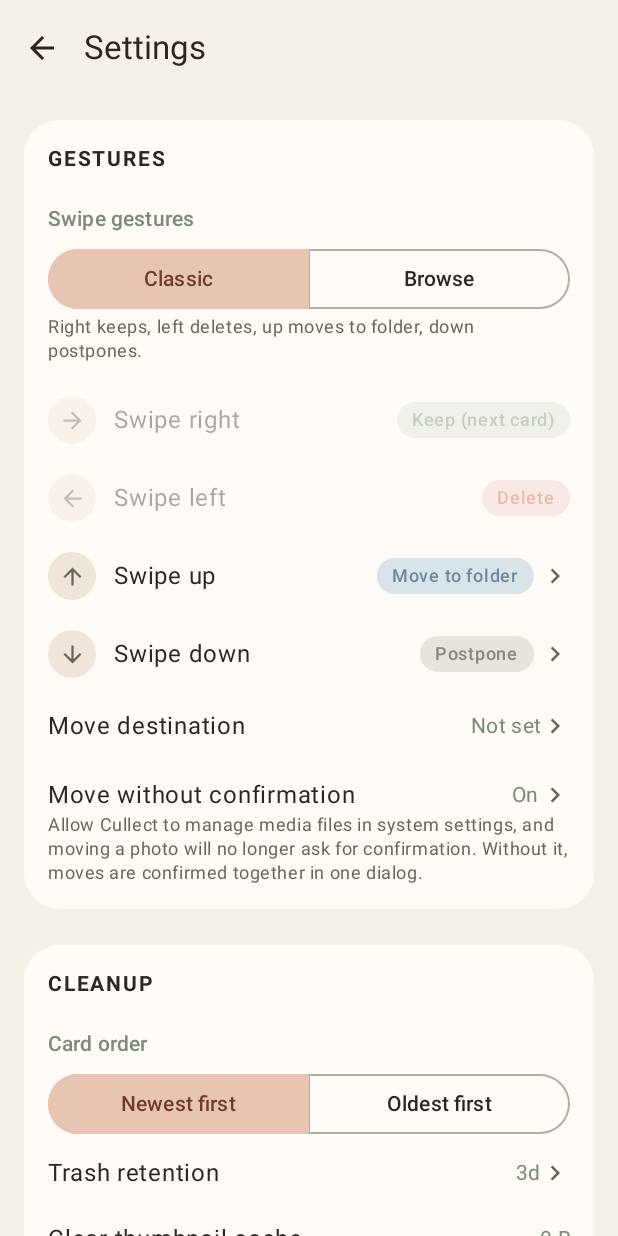
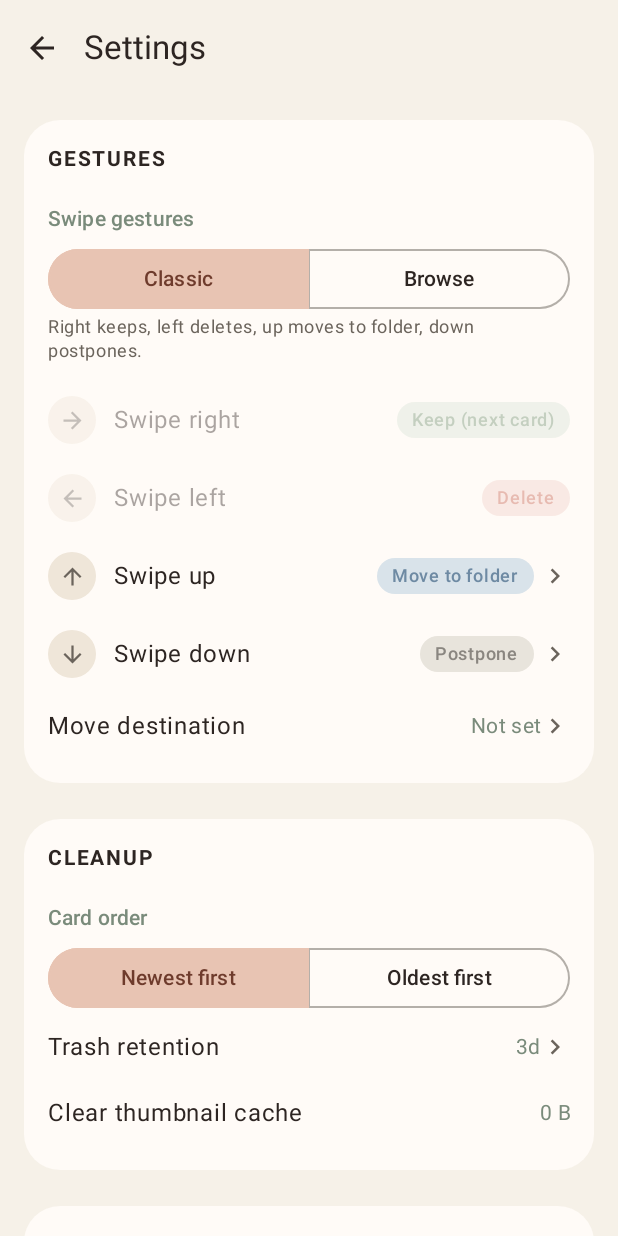
Before and after one commit to inikonoff/Roomie, an Android app built with Jetpack Compose: the SettingsScreen screen opened through its navigation route, on a phone screen of 412 x 824 dp. Run offline under Robolectric (Android 15) with nearby library versions, the phone set to English and light mode, and no system bars; libraries missing offline, so code that uses them is left out: coil3.video.

Commit message:
Move only at the end of a session: drop MANAGE_MEDIA, the toggle row and the 25-file trigger
On a Honor X6c (Android 15) the media-management switch changed nothing: the system asks on
leaving the session with or without it, and a direct write is refused. Moves are now queued
while sorting and confirmed once, when the stack ends or the user leaves it (and for a queue a
killed app left behind, at the next start). Removes the permission, the Settings row and its
strings, the delayed silent flush and the 25-file batch trigger.

Co-Authored-By: Claude Sonnet 5.5 <noreply@anthropic.com>
Claude-Session: https://claude.ai/code/session_01Cxb7A9Ynf6HXgbWodev9Uy

```diff
--- a/app/src/main/java/com/cullect/app/ui/screens/settings/SettingsScreen.kt
+++ b/app/src/main/java/com/cullect/app/ui/screens/settings/SettingsScreen.kt
@@ -1,11 +1,7 @@
 package com.cullect.app.ui.screens.settings
 
-import android.content.ActivityNotFoundException
-import android.content.Intent
 import android.net.Uri
 import android.os.Build
-import android.provider.MediaStore
-import android.provider.Settings
 import androidx.compose.foundation.background
 import androidx.compose.foundation.clickable
 import androidx.compose.foundation.layout.Box
@@ -55,7 +51,6 @@ import androidx.compose.material3.TextButton
 import androidx.compose.material3.TopAppBar
 import androidx.compose.material3.TopAppBarDefaults
 import androidx.compose.runtime.Composable
-import androidx.compose.runtime.DisposableEffect
 import androidx.compose.runtime.LaunchedEffect
 import androidx.compose.runtime.collectAsState
 import androidx.compose.runtime.getValue
@@ -69,14 +64,11 @@ import androidx.compose.ui.draw.clip
 import androidx.compose.ui.graphics.Color
 import androidx.compose.ui.graphics.vector.ImageVector
 import androidx.compose.ui.platform.LocalContext
-import androidx.compose.ui.platform.LocalLifecycleOwner
 import androidx.compose.ui.text.font.FontWeight
 import androidx.compose.ui.text.style.TextAlign
 import androidx.compose.ui.text.style.TextOverflow
 import androidx.compose.ui.unit.dp
 import androidx.compose.ui.unit.sp
-import androidx.lifecycle.Lifecycle
-import androidx.lifecycle.LifecycleEventObserver
 import com.cullect.app.data.media.GalleryFolder
 import com.cullect.app.data.media.SortOrder
 import com.cullect.app.data.settings.CardAnimationStyle
@@ -208,7 +200,6 @@ fun SettingsScreen(
                     onSelected = viewModel::setMoveToFolder,
                     onCreate = viewModel::createMoveToFolder,
                 )
-                if (Build.VERSION.SDK_INT >= Build.VERSION_CODES.S) ManageMediaRow(strings)
             }
 
             Spacer(modifier = Modifier.height(24.dp))
@@ -804,50 +795,6 @@ private fun MoveToFolderRow(
     }
 }
 
-/** Opens the system "Media management apps" screen for Cullect (Android 12+). While it's on, a move
- *  needs no confirmation dialog at all; the row's state is re-read whenever the user comes back. */
-@Composable
-private fun ManageMediaRow(strings: AppStrings) {
-    val context = LocalContext.current
-    var allowed by remember { mutableStateOf(MediaStore.canManageMedia(context)) }
-    val lifecycleOwner = LocalLifecycleOwner.current
-    DisposableEffect(lifecycleOwner) {
-        val observer = LifecycleEventObserver { _, event ->
-            if (event == Lifecycle.Event.ON_RESUME) allowed = MediaStore.canManageMedia(context)
-        }
-        lifecycleOwner.lifecycle.addObserver(observer)
-        onDispose { lifecycleOwner.lifecycle.removeObserver(observer) }
-    }
-    Column(
-        modifier = Modifier
-            .fillMaxWidth()
-            .clickable {
-                val uri = Uri.parse("package:${context.packageName}")
-                try {
-                    context.startActivity(Intent(Settings.ACTION_REQUEST_MANAGE_MEDIA, uri))
-                } catch (_: ActivityNotFoundException) {
-                    context.startActivity(Intent(Settings.ACTION_APPLICATION_DETAILS_SETTINGS, uri))
-                }
-            }
-            .padding(top = 12.dp),
-    ) {
-        Row(verticalAlignment = Alignment.CenterVertically) {
-            Text(strings.manageMediaTitle, style = MaterialTheme.typography.bodyLarge, modifier = Modifier.weight(1f))
-            Text(
-                if (allowed) strings.manageMediaOn else strings.manageMediaOff,
-                style = MaterialTheme.typography.bodyMedium,
-                color = MaterialTheme.colorScheme.secondary,
-            )
-            ChevronIcon()
-        }
-        Text(
-            strings.manageMediaHint,
-            style = MaterialTheme.typography.bodySmall,
-            color = MaterialTheme.colorScheme.onSurfaceVariant,
-        )
-    }
-}
-
 @Composable
 private fun NewFolderDialog(strings: AppStrings, onDismiss: () -> Unit, onCreate: (String) -> Unit) {
     var name by remember { mutableStateOf("") }
--- a/app/src/main/java/com/cullect/app/ui/strings/AppStrings.kt
+++ b/app/src/main/java/com/cullect/app/ui/strings/AppStrings.kt
@@ -102,10 +102,6 @@ interface AppStrings {
     val moveToFolderDestination: String
     val notSet: String
     val chooseAFolder: String
-    val manageMediaTitle: String
-    val manageMediaHint: String
-    val manageMediaOn: String
-    val manageMediaOff: String
     val newFolder: String
     val newFolderName: String
     val newFolderInParent: String
@@ -243,10 +239,6 @@ object EnglishStrings : AppStrings {
     override val moveToFolderDestination = "Move destination"
     override val notSet = "Not set"
     override val chooseAFolder = "Choose a folder"
-    override val manageMediaTitle = "Move without confirmation"
-    override val manageMediaHint = "Allow Cullect to manage media files in system settings, and moving a photo will no longer ask for confirmation. Without it, moves are confirmed together in one dialog."
-    override val manageMediaOn = "On"
-    override val manageMediaOff = "Off"
     override val newFolder = "New folder"
     override val newFolderName = "Folder name"
     override val newFolderInParent = "Created inside DCIM (photos and videos both go there)"
@@ -382,10 +374,6 @@ object RussianStrings : AppStrings {
     override val moveToFolderDestination = "Папка для переноса"
     override val notSet = "Не задано"
     override val chooseAFolder = "Выберите папку"
-    override val manageMediaTitle = "Перемещать без подтверждения"
-    override val manageMediaHint = "Разрешите Cullect управлять медиафайлами в настройках системы, и перемещение фото больше не будет запрашивать подтверждение. Без этого перемещения подтверждаются сразу пачкой, одним окном."
-    override val manageMediaOn = "Включено"
-    override val manageMediaOff = "Выключено"
     override val newFolder = "Новая папка"
     override val newFolderName = "Название папки"
     override val newFolderInParent = "Создаётся внутри DCIM (туда же уйдут и фото, и видео)"
```
Also changed, not shown: app/src/main/AndroidManifest.xml (+1 -8 lines), app/src/main/java/com/cullect/app/data/media/MediaRepository.kt (+3 -8 lines), app/src/main/java/com/cullect/app/data/media/PendingMoveStore.kt (+4 -4 lines), app/src/main/java/com/cullect/app/ui/screens/swipe/SwipeSessionViewModel.kt (+6 -30 lines), 1 other file.
